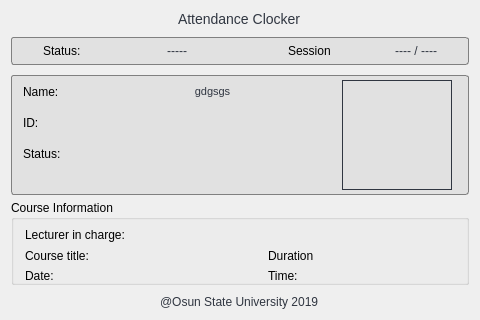
OyeyemiFagbohun/delLater, file mainwindow.ui: the form before one commit.
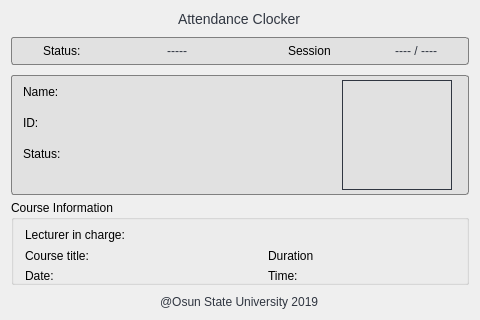
The form after the commit.

Patch:
```diff
--- a/mainwindow.ui
+++ b/mainwindow.ui
@@ -282,7 +282,7 @@
             <string notr="true">font-size: 11px;</string>
            </property>
            <property name="text">
-            <string>gdgsgs</string>
+            <string/>
            </property>
            <property name="alignment">
             <set>Qt::AlignCenter</set>
```
